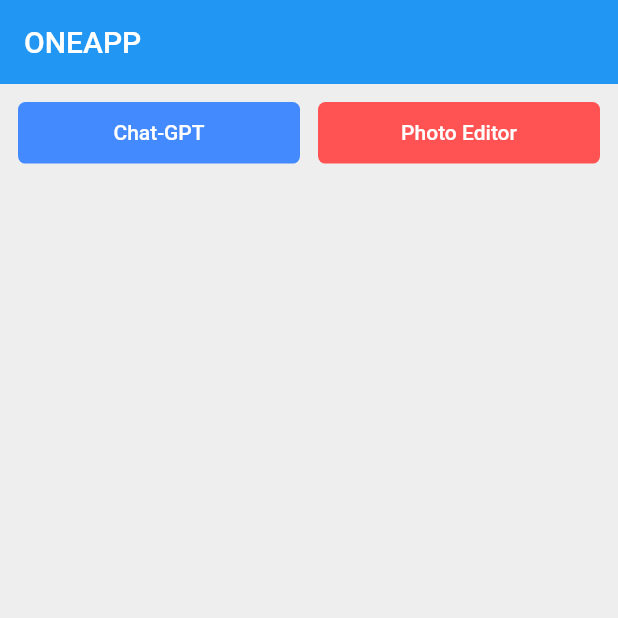
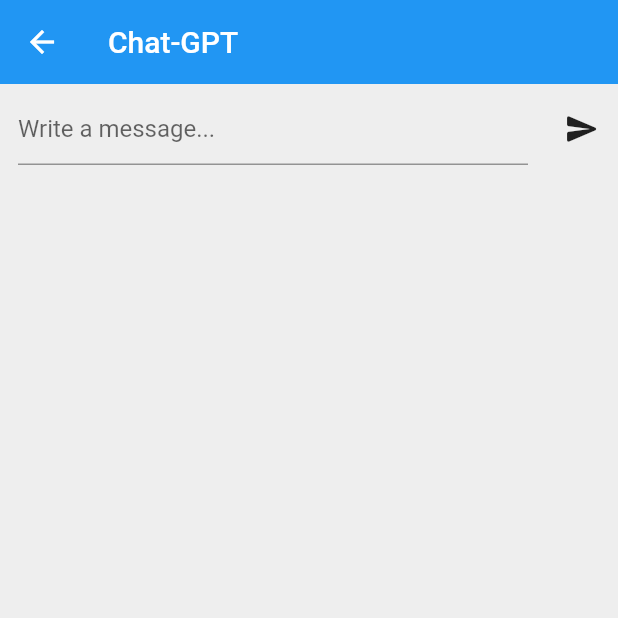
Before and after one commit to derekcoder/oneapp, a Flutter app: the screen it shows after launch, after a tap on "Chat-GPT", on a phone screen of 412 x 824 dp, the top half of it. Run offline on Flutter 3.47's test engine with Material 2 defaults, Android fonts, the light colour scheme and no system bars; network calls fail.

Commit message:
Show chat gpt subapp

```diff
--- a/lib/main.dart
+++ b/lib/main.dart
@@ -1,5 +1,6 @@
 import 'package:flutter/material.dart';
-import 'package:oneapp/home_page.dart';
+import 'package:oneapp/services/backend/chatgpt_api.dart';
+import 'package:oneapp/ui/home_page.dart';
 import 'package:oneapp/repositories/subapp_repository.dart';
 import 'package:provider/provider.dart';
 
@@ -15,10 +16,11 @@
     return MultiProvider(
       providers: [
         ChangeNotifierProvider.value(value: SubappRepository()),
+        Provider.value(value: ChatgptApi()),
       ],
       child: Builder(builder: (context) {
         return MaterialApp(
-          title: 'ONEAPP',
+          title: 'OneTool',
           theme: ThemeData(
             primarySwatch: Colors.blue,
             appBarTheme: const AppBarTheme(
--- a/lib/models/chatgpt_subapp.dart
+++ b/lib/models/chatgpt_subapp.dart
@@ -1,5 +1,10 @@
+import 'package:flutter/material.dart';
 import 'package:oneapp/models/subapp.dart';
+import 'package:oneapp/subapps/chatgpt_page.dart';
 
 class ChatGPTSubapp extends Subapp {
   ChatGPTSubapp({required super.name, required super.color});
+
+  @override
+  Widget get homePage => const ChatgptPage();
 }
--- a/lib/models/photo_editor_subapp.dart
+++ b/lib/models/photo_editor_subapp.dart
@@ -1,3 +1,4 @@
+import 'package:flutter/material.dart';
 import 'package:oneapp/models/subapp.dart';
 
 class PhotoEditorSubapp extends Subapp {
@@ -5,4 +6,7 @@
     required super.name,
     required super.color,
   });
+
+  @override
+  Widget get homePage => Container();
 }
--- a/lib/models/subapp.dart
+++ b/lib/models/subapp.dart
@@ -8,4 +8,6 @@
 
   final String name;
   final Color color;
+
+  Widget get homePage;
 }
--- /dev/null
+++ b/lib/subapps/chatgpt_page.dart
@@ -0,0 +1,109 @@
+import 'package:flutter/material.dart';
+import 'package:oneapp/models/chat.dart';
+import 'package:oneapp/services/backend/chatgpt_api.dart';
+import 'package:oneapp/subapps/view_model.dart';
+import 'package:provider/provider.dart';
+
+class ChatgptPage extends StatelessWidget {
+  const ChatgptPage({super.key});
+
+  @override
+  Widget build(BuildContext context) {
+    return ChangeNotifierProvider(
+      create: (_) => _ViewModel(
+        api: context.read<ChatgptApi>(),
+      ),
+      child: const _ChatgptView(),
+    );
+  }
+}
+
+class _ChatgptView extends StatelessWidget {
+  const _ChatgptView();
+
+  @override
+  Widget build(BuildContext context) {
+    return Consumer<_ViewModel>(
+      builder: (context, viewModel, _) {
+        return Scaffold(
+          appBar: AppBar(
+            title: const Text('Chat-GPT'),
+          ),
+          body: Column(
+            children: [
+              Row(
+                children: [
+                  Expanded(
+                    child: Padding(
+                      padding: const EdgeInsets.symmetric(
+                        horizontal: 12,
+                        vertical: 6,
+                      ),
+                      child: TextField(
+                        controller: viewModel.chatController,
+                        decoration: const InputDecoration(
+                          // border: OutlineInputBorder(),
+                          hintText: 'Write a message...',
+                        ),
+                      ),
+                    ),
+                  ),
+                  IconButton(
+                    onPressed: () => viewModel.askQuestion(),
+                    icon: const Icon(Icons.send_rounded),
+                  ),
+                ],
+              ),
+              // const Divider(),
+              Expanded(
+                child: ListView.separated(
+                  itemCount: viewModel.chats.length,
+                  itemBuilder: (context, index) {
+                    final chat = viewModel.chats[index];
+                    return ListTile(
+                      leading: SizedBox(
+                        width: 70,
+                        child: Text(
+                          chat.role.name,
+                          style: TextStyle(
+                            color: Colors.grey[600],
+                          ),
+                        ),
+                      ),
+                      title: Text(chat.content),
+                    );
+                  },
+                  separatorBuilder: (BuildContext context, int index) =>
+                      const Divider(),
+                ),
+              ),
+            ],
+          ),
+        );
+      },
+    );
+  }
+}
+
+class _ViewModel extends ViewModel {
+  _ViewModel({required this.api});
+
+  final ChatgptApi api;
+
+  final chatController = TextEditingController();
+
+  final _chats = <Chat>[];
+  List<Chat> get chats => List.unmodifiable(_chats.reversed);
+
+  Future<void> askQuestion() async {
+    final content = chatController.text;
+    final question = Chat(role: Role.user, content: content);
+    _chats.add(question);
+    chatController.text = '';
+    notifyListeners();
+
+    final answer = await api.ask(_chats);
+    _chats.add(answer);
+    notifyListeners();
+  }
+}
--- a/lib/home_page.dart
+++ b/lib/ui/home_page.dart
@@ -12,7 +12,7 @@
 
     return Scaffold(
       appBar: AppBar(
-        title: const Text('ONEAPP'),
+        title: const Text('OneTool'),
       ),
       body: GridView.builder(
         padding: const EdgeInsets.all(12),
@@ -25,7 +25,12 @@
         itemCount: subapps.length,
         itemBuilder: (context, index) => _SubappTile(
           subapp: subapps[index],
-          onTap: () {},
+          onTap: () {
+            final route = MaterialPageRoute(
+              builder: (_) => subapps[index].homePage,
+            );
+            Navigator.push(context, route);
+          },
         ),
       ),
     );
```
Also changed, not shown: lib/services/backend/backend_query.dart (+8 -34 lines), lib/services/backend/base_api.dart (+0 -15 lines), lib/services/backend/chatgpt_api.dart (+4 -5 lines), lib/subapps/view_model.dart (added, +35 -0 lines), 1 other file.
